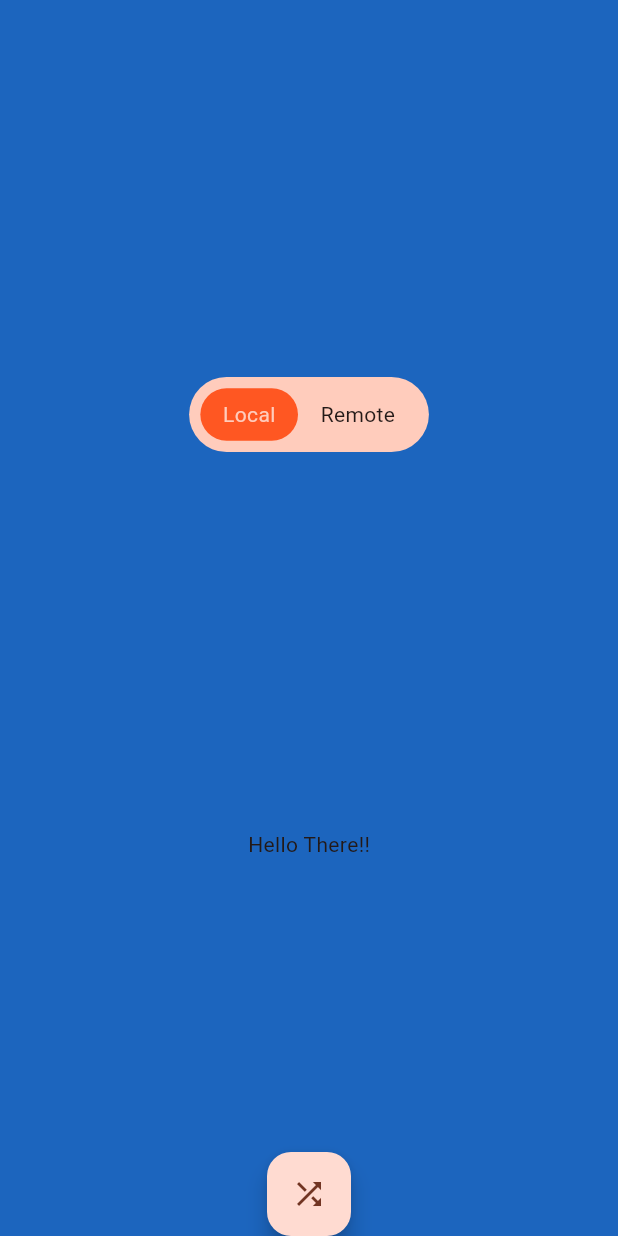
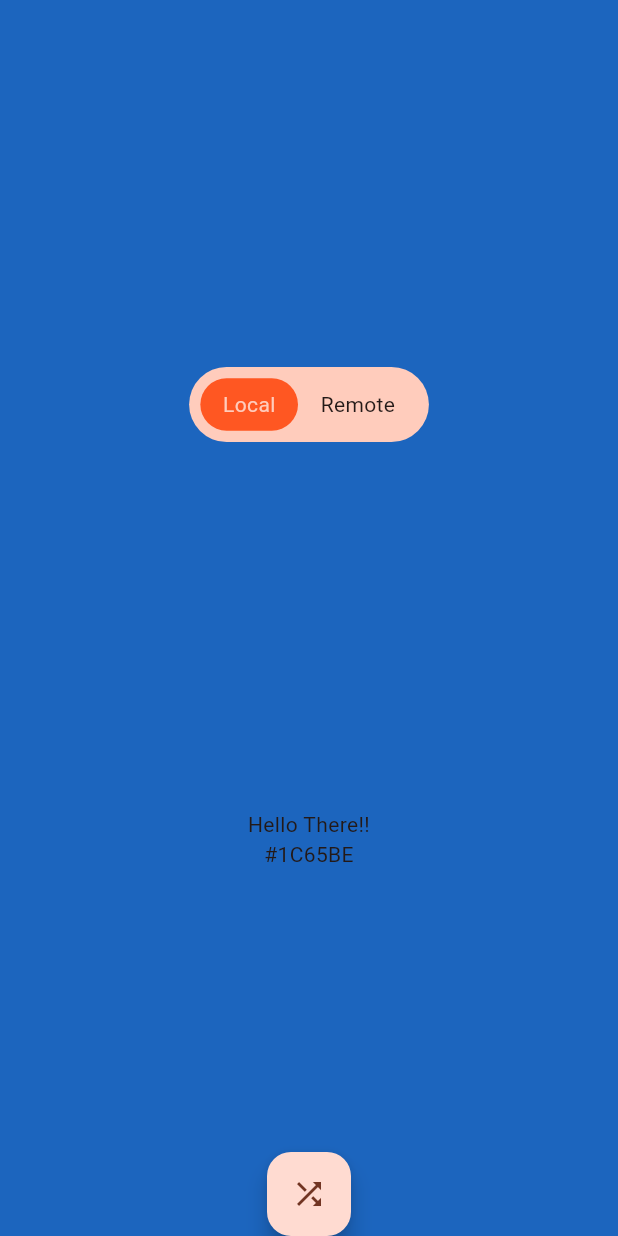
Before and after one commit to fasilajibriel/solid_software_flutter_task, a Flutter app: the screen it shows after launch, after a tap on the "shuffle" icon, on a phone screen of 412 x 824 dp. Run offline on Flutter 3.47's test engine with Material 2 defaults, Android fonts, the phone set to English and light mode, and no system bars; our stand-ins replace dio, equatable.

Commit message:
Final Changes

```diff
--- a/lib/features/generate_random_color/views/page/random_color_page.dart
+++ b/lib/features/generate_random_color/views/page/random_color_page.dart
@@ -28,7 +28,10 @@ class _RandomColorPageState extends State<RandomColorPage> {
 
   @override
   Widget build(BuildContext context) {
-    _randomColorProvider = Provider.of<RandomColorProvider>(context, listen: false);
+    _randomColorProvider = Provider.of<RandomColorProvider>(
+      context,
+      listen: false,
+    );
 
     return GestureDetector(
       onTap: isLocal ? localColorGenerator : remoteColorGenerator,
@@ -70,7 +73,10 @@ class _RandomColorPageState extends State<RandomColorPage> {
                     ],
                   ),
                 ),
-                const Text("Hello There!!")
+                Text(
+                  "Hello There!!\n#${_randomColorProvider?.getRandomColor?.color?.hex ?? 'ffffff'}",
+                  textAlign: TextAlign.center,
+                )
               ],
             ),
           ),
@@ -90,6 +96,7 @@ class _RandomColorPageState extends State<RandomColorPage> {
 
   /// Generates a random local color and updates the UI.
   void localColorGenerator() {
+    if (_randomColorProvider != null) {
       LocalServices.generateRandomColor(
         _randomColorProvider as RandomColorProvider,
       );
@@ -100,12 +107,14 @@ class _RandomColorPageState extends State<RandomColorPage> {
         });
       }
     }
+  }
 
   /// Generates a random remote color and updates the UI.
   Future<void> remoteColorGenerator() async {
     setState(() {
       isGeneratingColor = true;
     });
+    if (_randomColorProvider != null) {
       await RemoteServices.generateRandomColor(
         _randomColorProvider as RandomColorProvider,
       ).then(
@@ -130,3 +139,4 @@ class _RandomColorPageState extends State<RandomColorPage> {
       );
     }
   }
+}
```
Also changed, not shown: 1 other file. Lines whose indentation alone changed are shown as unchanged.
